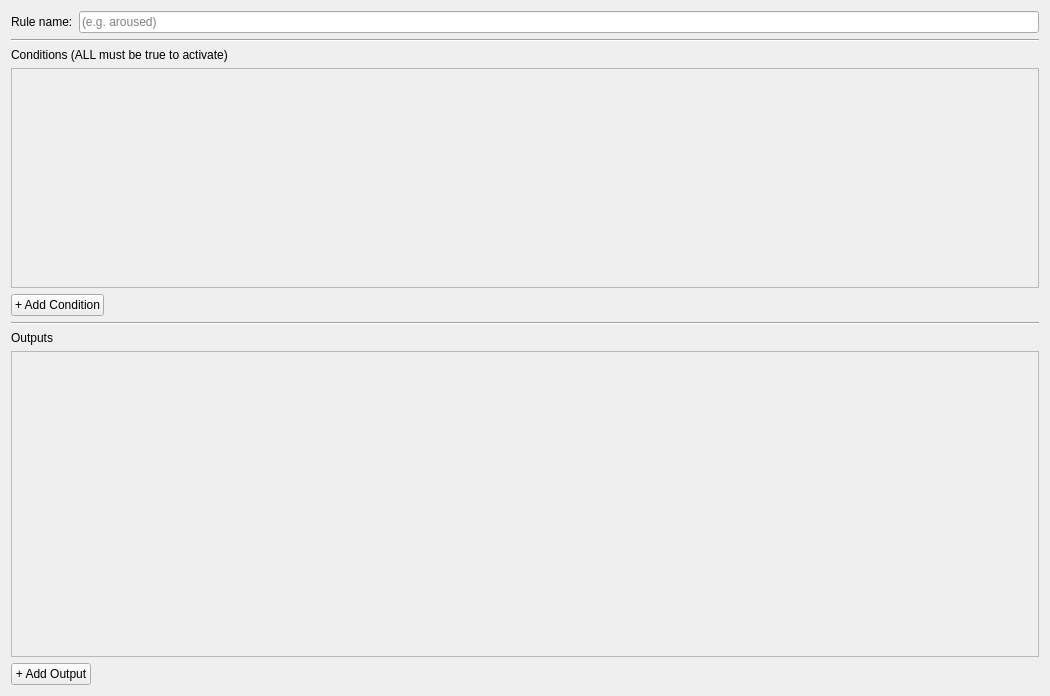
Before: the Qt Designer form gui/rules_editor.ui in shayanlatif859/VTS-EEG-Input, drawn with Qt 5.
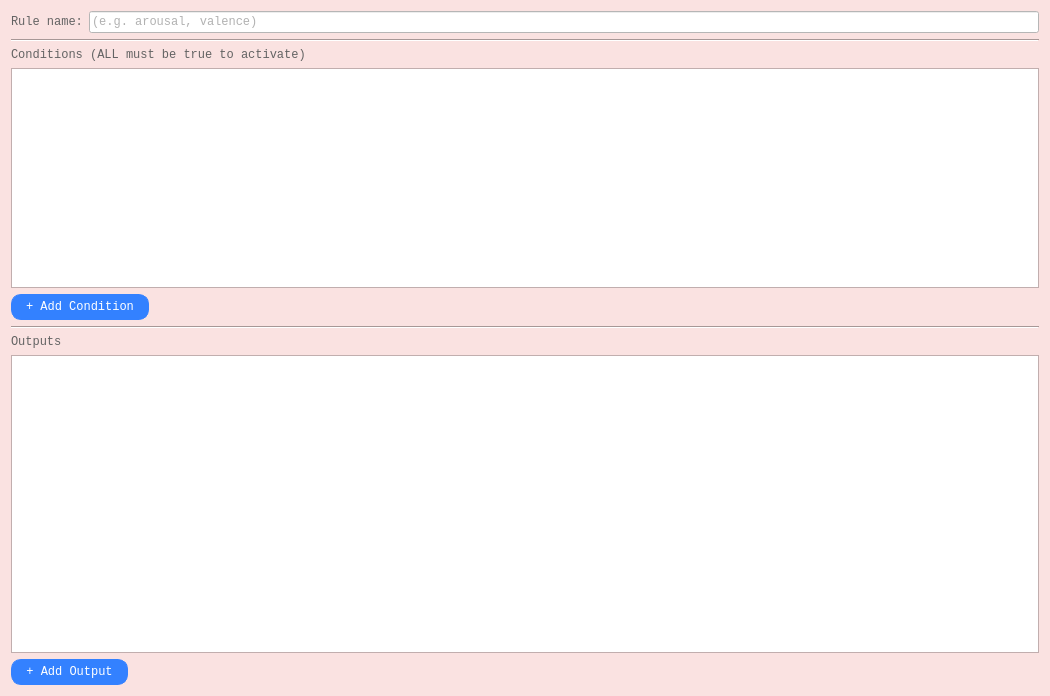
After: the same form once the commit is applied.

What changed in the file:
```diff
--- a/gui/rules_editor.ui
+++ b/gui/rules_editor.ui
@@ -19,6 +19,9 @@
   <property name="windowTitle">
    <string>Rules Editor</string>
   </property>
+  <property name="styleSheet">
+   <string notr="true">color: #636363; font-family: monospace; background: #fae2e1</string>
+  </property>
   <layout class="QVBoxLayout" name="editorVLayout">
    <item>
     <layout class="QHBoxLayout" name="ruleNameLayout">
@@ -31,8 +34,11 @@
      </item>
      <item>
       <widget class="QLineEdit" name="ruleName">
+       <property name="styleSheet">
+        <string notr="true">background: #ffffff</string>
+       </property>
        <property name="placeholderText">
-        <string>(e.g. aroused)</string>
+        <string>(e.g. arousal, valence)</string>
        </property>
       </widget>
      </item>
@@ -75,6 +81,9 @@
         <height>218</height>
        </rect>
       </property>
+      <property name="styleSheet">
+       <string notr="true">background: #ffffff;</string>
+      </property>
       <layout class="QVBoxLayout" name="conditionsLayout">
        <item>
         <spacer name="conditionsStretch">
@@ -101,6 +110,13 @@
        <verstretch>0</verstretch>
       </sizepolicy>
      </property>
+     <property name="styleSheet">
+      <string notr="true">QPushButton {background-color: #3381ff; color: #ffffff; border-radius: 10px;  border: 1px solid #3381ff; padding: 5px 14px;}
+
+QPushButton:hover {background-color: #245ab3;}
+
+QPushButton:pressed {background-color: #245ab3; padding-top: 7px; padding-bottom: 5px;}</string>
+     </property>
      <property name="text">
       <string>+ Add Condition</string>
      </property>
@@ -140,9 +156,12 @@
         <x>0</x>
         <y>0</y>
         <width>1024</width>
-        <height>265</height>
+        <height>249</height>
        </rect>
       </property>
+      <property name="styleSheet">
+       <string notr="true">background: #ffffff</string>
+      </property>
       <layout class="QVBoxLayout" name="outputsLayout">
        <item>
         <spacer name="outputsStretch">
@@ -169,6 +188,13 @@
        <verstretch>0</verstretch>
       </sizepolicy>
      </property>
+     <property name="styleSheet">
+      <string notr="true">QPushButton {background-color: #3381ff; color: #ffffff; border-radius: 10px;  border: 1px solid #3381ff; padding: 5px 14px;}
+
+QPushButton:hover {background-color: #245ab3;}
+
+QPushButton:pressed {background-color: #245ab3; padding-top: 7px; padding-bottom: 5px;}</string>
+     </property>
      <property name="text">
       <string>+ Add Output</string>
      </property>
```
